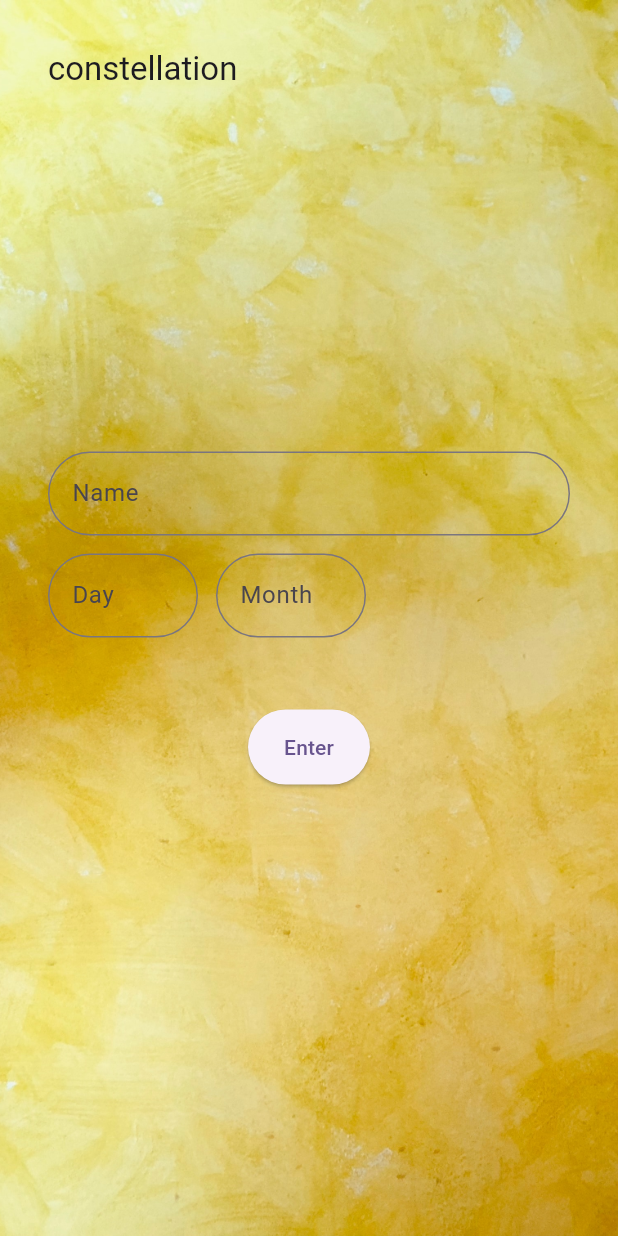
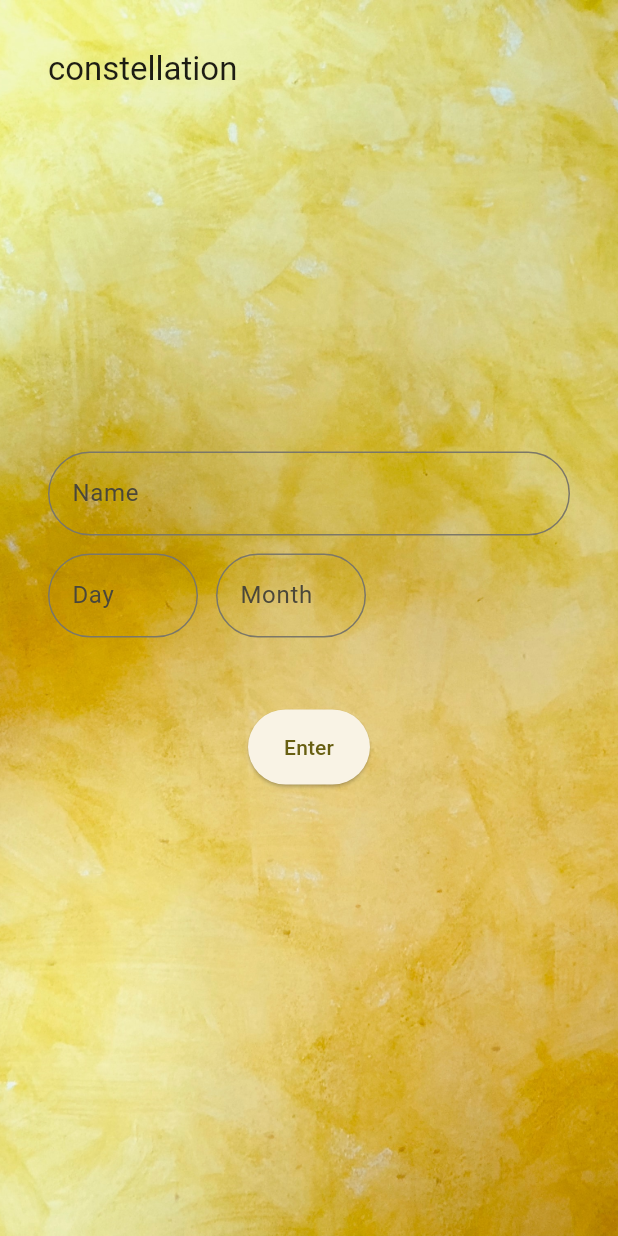
Before and after one commit to wiyantoeric/constellation, a Flutter app: the screen it shows after launch, on a phone screen of 412 x 824 dp. Run offline on Flutter 3.47's test engine with Material 2 defaults, Android fonts, the phone set to English and light mode, and no system bars; our stand-ins replace go_router.

Commit message:
feat: update color scheme

```diff
--- a/lib/main.dart
+++ b/lib/main.dart
@@ -15,7 +15,8 @@ class MyApp extends StatelessWidget {
       routerConfig: router,
       title: 'Constellation',
       theme: ThemeData(
-        colorScheme: ColorScheme.fromSeed(seedColor: Colors.deepPurple),
+        colorScheme: ColorScheme.fromSeed(
+            seedColor: const Color.fromARGB(255, 209, 197, 113)),
         useMaterial3: true,
       ),
     );
```
